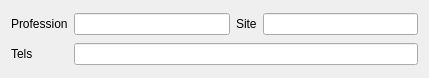
This is global_resources/forms/subforms/generic/fullidentity_version_2/ui/xx/prof.ui in FreeHealth/freehealth as Qt 5 draws it before an edit. The edited form follows.
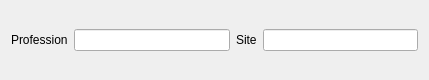
This is the edited form.

```diff
--- a/global_resources/forms/subforms/generic/fullidentity_version_2/ui/xx/prof.ui
+++ b/global_resources/forms/subforms/generic/fullidentity_version_2/ui/xx/prof.ui
@@ -7,7 +7,7 @@
     <x>0</x>
     <y>0</y>
     <width>429</width>
-    <height>78</height>
+    <height>80</height>
    </rect>
   </property>
   <property name="windowTitle">
@@ -34,16 +34,6 @@
    <item row="0" column="3">
     <widget class="QLineEdit" name="profSiteEdit"/>
    </item>
-   <item row="1" column="0">
-    <widget class="QLabel" name="profTelsLabel">
-     <property name="text">
-      <string>Tels</string>
-     </property>
-    </widget>
-   </item>
-   <item row="1" column="1" colspan="3">
-    <widget class="QLineEdit" name="profTelsEdit"/>
-   </item>
   </layout>
  </widget>
  <resources/>
```
